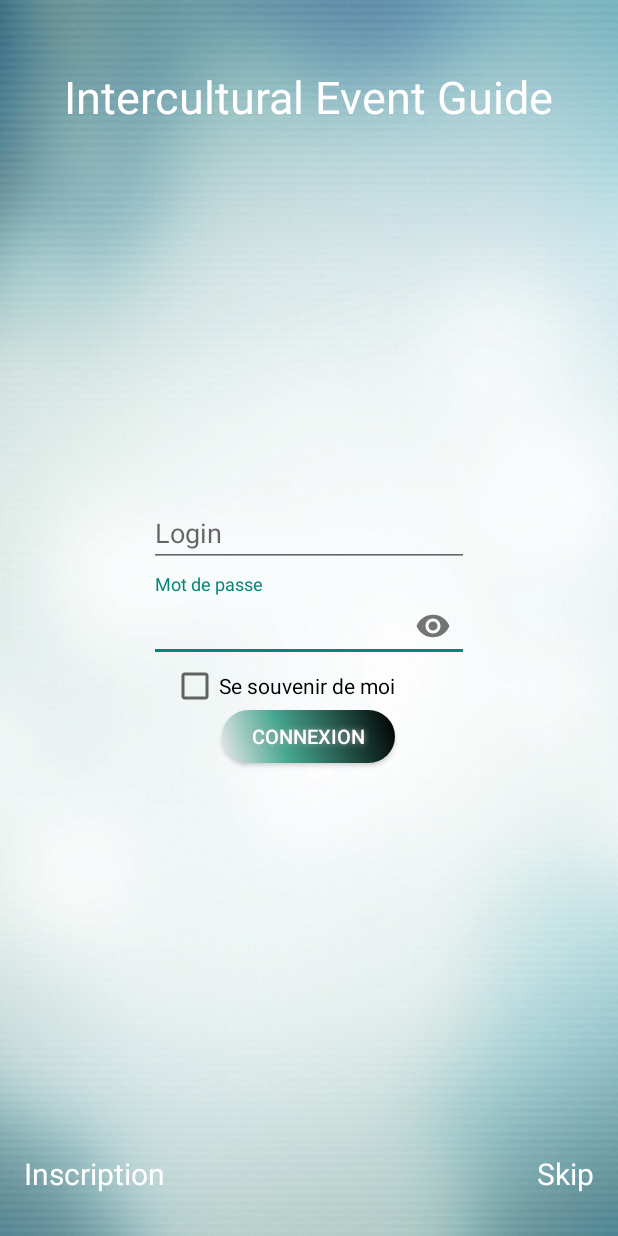
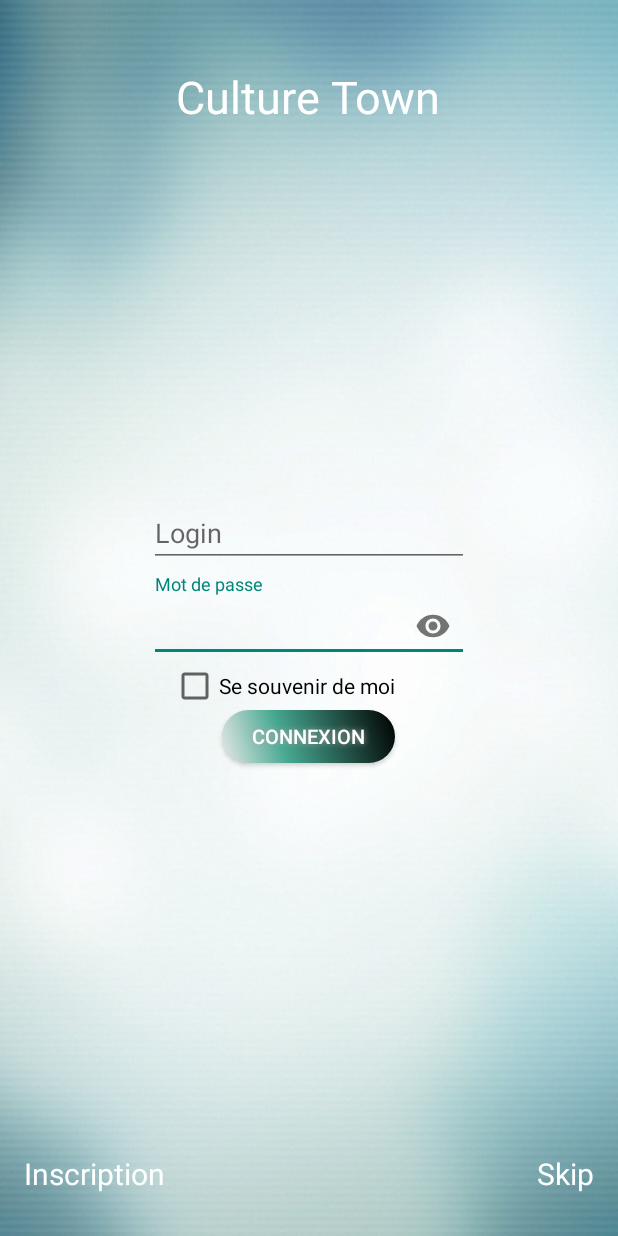
Before and after one commit to Flow94100/ProjetPython, an Android app: the screen it shows after launch (LoginActivity), on a phone screen of 412 x 824 dp. Run offline under Robolectric (Android 15) with nearby library versions, the phone set to English and light mode, and no system bars.

Commit message:
COMMIT POUR VOUS BANDE DE BIATCH

```diff
--- a/app/src/main/res/layout/activity_login.xml
+++ b/app/src/main/res/layout/activity_login.xml
@@ -34,7 +34,7 @@
         android:textSize="20sp" />
 
     <TextView
-        android:text="Intercultural Event Guide"
+        android:text="Culture Town"
         android:layout_width="wrap_content"
         android:layout_height="wrap_content"
         android:layout_marginTop="28dp"
--- a/app/src/main/res/layout/list_actu_item.xml
+++ b/app/src/main/res/layout/list_actu_item.xml
@@ -31,7 +31,7 @@
             android:layout_height="match_parent"
             android:layout_weight="0.08"
             android:text="TextView"
-            android:textColor="#000000"
+            android:textColor="@color/colorPrimaryDark"
             android:maxLines="5"
             android:lines="5" />
 
```
